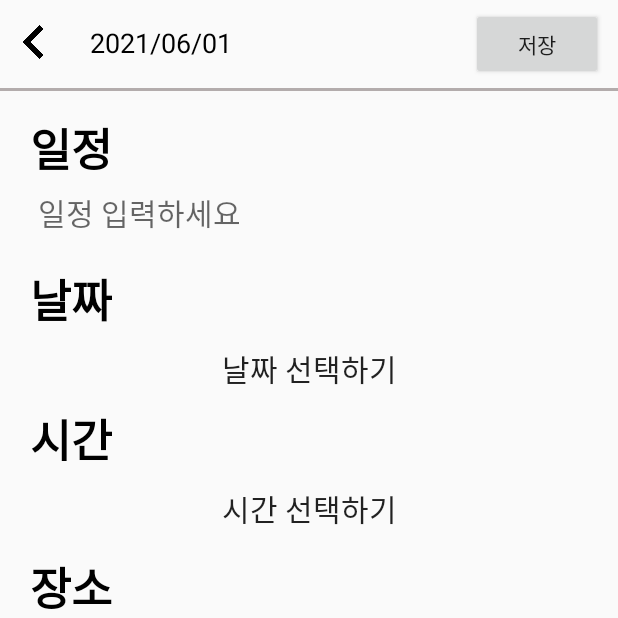
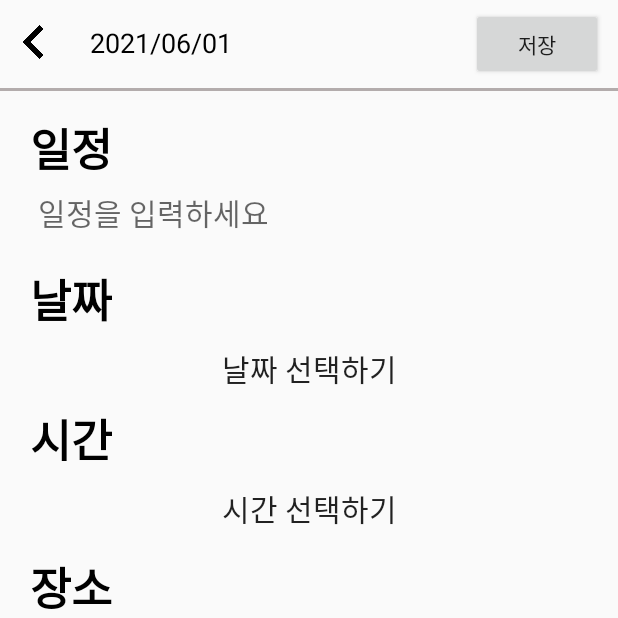
Before and after one commit to jiyeong-yun/MobileProgramming2021, an Android app: the Map_AddscheduleActivity screen opened directly, with no data from a screen before it, after a tap on an icon or button, on a phone screen of 412 x 824 dp, the top half of it. Run offline under Robolectric (Android 15) with nearby library versions, the phone set to English and light mode, and no system bars; our stand-ins replace Room's generated code; libraries missing offline, so code that uses them is left out: com.skt; 3 statements that could not run were skipped; 1 other tap on this screen came first.

Commit message:
키보드 오류 수정, 자잘한 디자인 오류 수정

```diff
--- a/MyCalendar/app/src/main/java/org/techtown/mycalendar/Map_AddscheduleActivity.java
+++ b/MyCalendar/app/src/main/java/org/techtown/mycalendar/Map_AddscheduleActivity.java
@@ -10,6 +10,7 @@ import android.graphics.PointF;
 import android.os.Bundle;
 import android.util.Log;
 import android.view.View;
+import android.view.inputmethod.InputMethodManager;
 import android.widget.Button;
 import android.widget.EditText;
 import android.widget.LinearLayout;
@@ -30,6 +31,7 @@ public class Map_AddscheduleActivity extends AppCompatActivity implements View.O
     String value;
     FloatingActionButton fab;
     TMapView tmapview;
+    InputMethodManager manager;
 
     @Override
     protected void onCreate(Bundle savedInstanceState) {
@@ -55,6 +57,8 @@ public class Map_AddscheduleActivity extends AppCompatActivity implements View.O
         switch (v.getId()) {
             case R.id.btn_search:
                 search();
+                manager = (InputMethodManager)getSystemService(INPUT_METHOD_SERVICE);
+                manager.hideSoftInputFromWindow(searchBtn.getWindowToken(), 0);
                 break;
 
             case R.id.fab_add:
--- a/MyCalendar/app/src/main/res/layout/activity_addschedule.xml
+++ b/MyCalendar/app/src/main/res/layout/activity_addschedule.xml
@@ -71,7 +71,7 @@
         android:layout_marginBottom="20dp"
         android:paddingEnd="10dp"
         android:gravity="fill_vertical"
-        android:hint="일정 입력하세요"
+        android:hint="일정을 입력하세요"
         android:textColor="#333232"
         android:textSize="20sp"
         android:background="@null"/>
@@ -130,8 +130,8 @@
         android:layout_marginLeft="25dp"
         android:layout_marginRight="20dp"
         android:paddingEnd="10dp"
-        android:gravity="center_vertical"
-        android:text="장소는 이미 선택됨..."
+        android:gravity="center"
+        android:text="장소"
         android:textColor="#333232"
         android:textSize="20sp"/>
 
```
